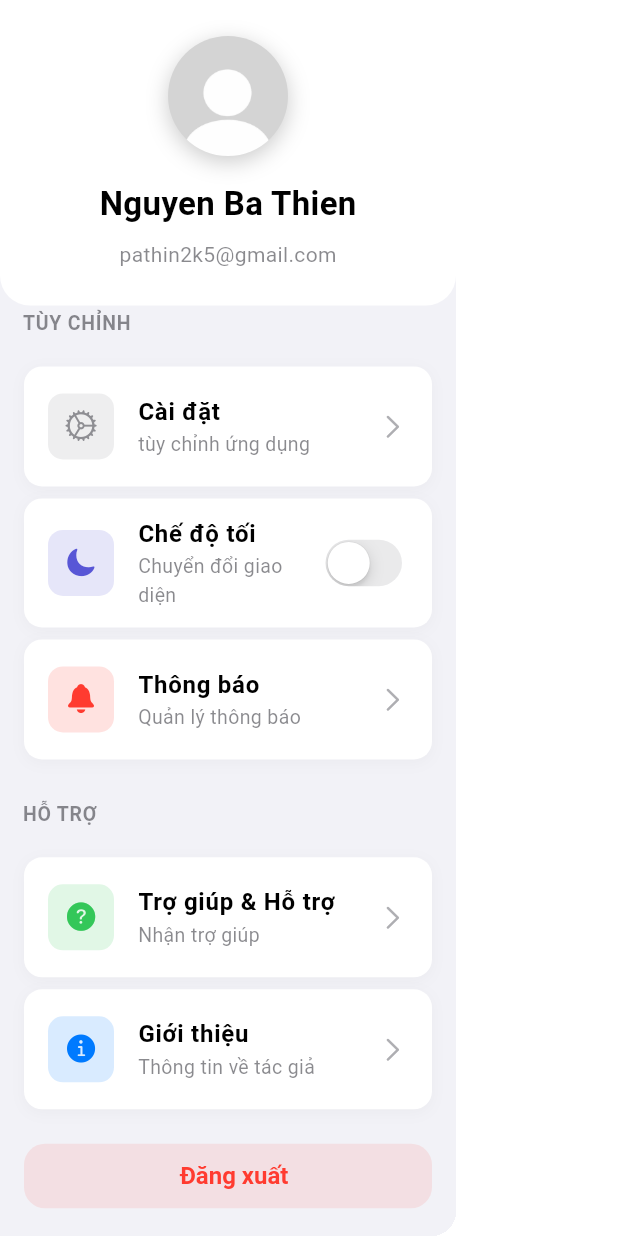
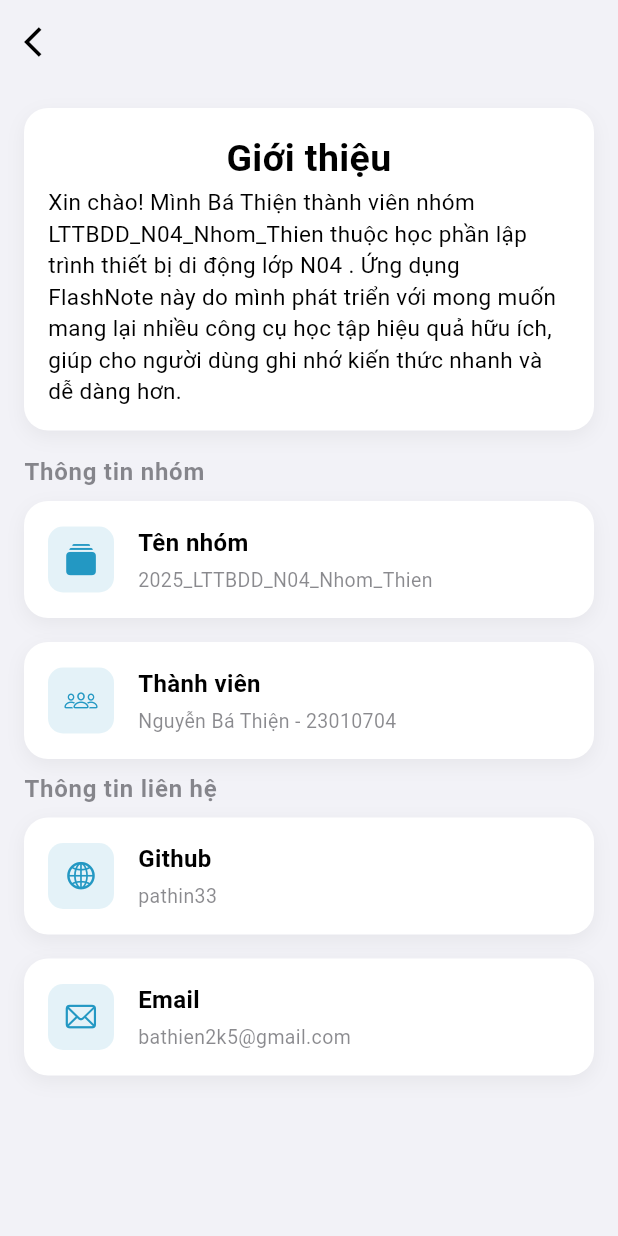
Before and after one commit to pathin33/-2025_LTTBDD_N04_Nhom_Thien., a Flutter app: the SildebarWidget widget shown alone on an empty page, opened directly, scrolled down 419 dp, after a tap on "Giới thiệu", on a phone screen of 412 x 824 dp. Run offline on Flutter 3.47's test engine with Material 3 defaults, Android fonts, the phone set to English and light mode, and no system bars; our stand-ins replace font_awesome_flutter, go_router; Roboto replaces fonts that are missing (SFProDisplay).

Commit message:
code hoàn thiện trang thông tin của nhóm

```diff
--- a/lib/routes/app_routes.dart
+++ b/lib/routes/app_routes.dart
@@ -1,3 +1,4 @@
+import 'package:btl_moblie/screens/author_screen.dart';
 import 'package:btl_moblie/screens/home_screen.dart';
 import 'package:btl_moblie/screens/login_or_signup_screen.dart';
 import 'package:btl_moblie/screens/login_screen.dart';
@@ -40,5 +41,10 @@ final GoRouter appRouter = GoRouter(
       name: 'homeScreen',
       builder: (context, state) => const HomeScreen(),
     ),
+    GoRoute(
+      path: '/author',
+      name: 'author',
+      builder: (context, state) => const AuthorScreen(),
+    ),
   ],
 );
--- /dev/null
+++ b/lib/screens/author_screen.dart
@@ -0,0 +1,160 @@
+import 'package:flutter/cupertino.dart';
+import 'package:flutter/material.dart';
+import 'package:go_router/go_router.dart';
+
+class AuthorScreen extends StatelessWidget {
+  const AuthorScreen({super.key});
+  Widget buildTitle(String title) {
+    return Container(
+      padding: EdgeInsets.symmetric(horizontal: 16, vertical: 0),
+      child: Text(
+        title,
+        style: TextStyle(
+          fontSize: 16,
+          fontWeight: FontWeight.w600,
+          color: CupertinoColors.secondaryLabel,
+          letterSpacing: 0.5,
+        ),
+        textAlign: TextAlign.start,
+      ),
+    );
+  }
+
+  Widget buildContactInfo({
+    required IconData icon,
+    required String title,
+    required String subtitle,
+    required Color color,
+  }) {
+    return Container(
+      margin: const EdgeInsets.symmetric(horizontal: 16, vertical: 8),
+      padding: const EdgeInsets.all(16),
+      decoration: BoxDecoration(
+        color: CupertinoColors.systemBackground,
+        borderRadius: BorderRadius.circular(16),
+        boxShadow: [
+          BoxShadow(
+            color: Colors.black.withOpacity(0.05),
+            blurRadius: 10,
+            offset: const Offset(0, 4),
+          ),
+        ],
+      ),
+      child: Row(
+        children: [
+          Container(
+            width: 44,
+            height: 44,
+            decoration: BoxDecoration(
+              color: color.withOpacity(0.12),
+              borderRadius: BorderRadius.circular(10),
+            ),
+            child: Icon(icon, size: 22, color: color),
+          ),
+          const SizedBox(width: 16),
+          Expanded(
+            child: Column(
+              crossAxisAlignment: CrossAxisAlignment.start,
+              children: [
+                Text(
+                  title,
+                  style: const TextStyle(
+                    fontSize: 16,
+                    fontWeight: FontWeight.w600,
+                    color: CupertinoColors.label,
+                  ),
+                ),
+                const SizedBox(height: 4),
+                Text(
+                  subtitle,
+                  style: const TextStyle(
+                    fontSize: 13,
+                    color: CupertinoColors.secondaryLabel,
+                  ),
+                ),
+              ],
+            ),
+          ),
+        ],
+      ),
+    );
+  }
+
+  @override
+  Widget build(BuildContext context) {
+    return Scaffold(
+      backgroundColor: CupertinoColors.systemGroupedBackground,
+      appBar: AppBar(
+        backgroundColor: Colors.transparent,
+        leading: IconButton(
+          onPressed: () {
+            context.pop();
+          },
+          icon: Icon(Icons.arrow_back_ios),
+        ),
+      ),
+      body: ListView(
+        children: [
+          Container(
+            width: double.infinity,
+            padding: EdgeInsets.all(16),
+            margin: EdgeInsets.all(16),
+            decoration: BoxDecoration(
+              color: Colors.white,
+              borderRadius: BorderRadius.circular(16),
+              boxShadow: [
+                BoxShadow(
+                  color: Colors.black.withOpacity(0.05),
+                  blurRadius: 10,
+                  offset: const Offset(0, 4),
+                ),
+              ],
+            ),
+            child: Column(
+              children: [
+                Text(
+                  "Giới thiệu",
+                  style: TextStyle(
+                    fontSize: 25,
+                    fontWeight: FontWeight.w600,
+                    color: CupertinoColors.label,
+                  ),
+                  textAlign: TextAlign.center,
+                ),
+                Text(
+                  "Xin chào! Mình Bá Thiện thành viên nhóm LTTBDD_N04_Nhom_Thien thuộc học phần lập trình thiết bị di động lớp N04 . Ứng dụng FlashNote này do mình phát triển với mong muốn mang lại nhiều công cụ học tập hiệu quả hữu ích, giúp cho người dùng ghi nhớ kiến thức nhanh và dễ dàng hơn.",
+                ),
+              ],
+            ),
+          ),
+          buildTitle("Thông tin nhóm"),
+          buildContactInfo(
+            icon: CupertinoIcons.collections_solid,
+            title: "Tên nhóm",
+            subtitle: "2025_LTTBDD_N04_Nhom_Thien",
+            color: Color(0xff2398C3),
+          ),
+          buildContactInfo(
+            icon: CupertinoIcons.group,
+            title: "Thành viên",
+            subtitle: "Nguyễn Bá Thiện - 23010704",
+            color: Color(0xff2398C3),
+          ),
+          buildTitle("Thông tin liên hệ"),
+          buildContactInfo(
+            icon: CupertinoIcons.globe,
+            title: "Github",
+            subtitle: "pathin33",
+            color: Color(0xff2398C3),
+          ),
+          buildContactInfo(
+            icon: CupertinoIcons.mail,
+            title: "Email",
+            subtitle: "bathien2k5@gmail.com",
+            color: Color(0xff2398C3),
+          ),
+        ],
+      ),
+    );
+  }
+}
--- a/lib/widgets/sildebar_widget.dart
+++ b/lib/widgets/sildebar_widget.dart
@@ -1,5 +1,6 @@
 import 'package:flutter/cupertino.dart';
 import 'package:flutter/material.dart';
+import 'package:go_router/go_router.dart';
 
 class SildebarWidget extends StatelessWidget {
   const SildebarWidget({super.key});
@@ -261,7 +262,7 @@ class SildebarWidget extends StatelessWidget {
                       subtitle: "Thông tin về tác giả",
                       color: CupertinoColors.systemBlue,
                       onTap: () {
-
+                        context.push('/author');
                       },
                     ),
 
```
Also changed, not shown: assets/images/authoravatar.jpeg (added).
